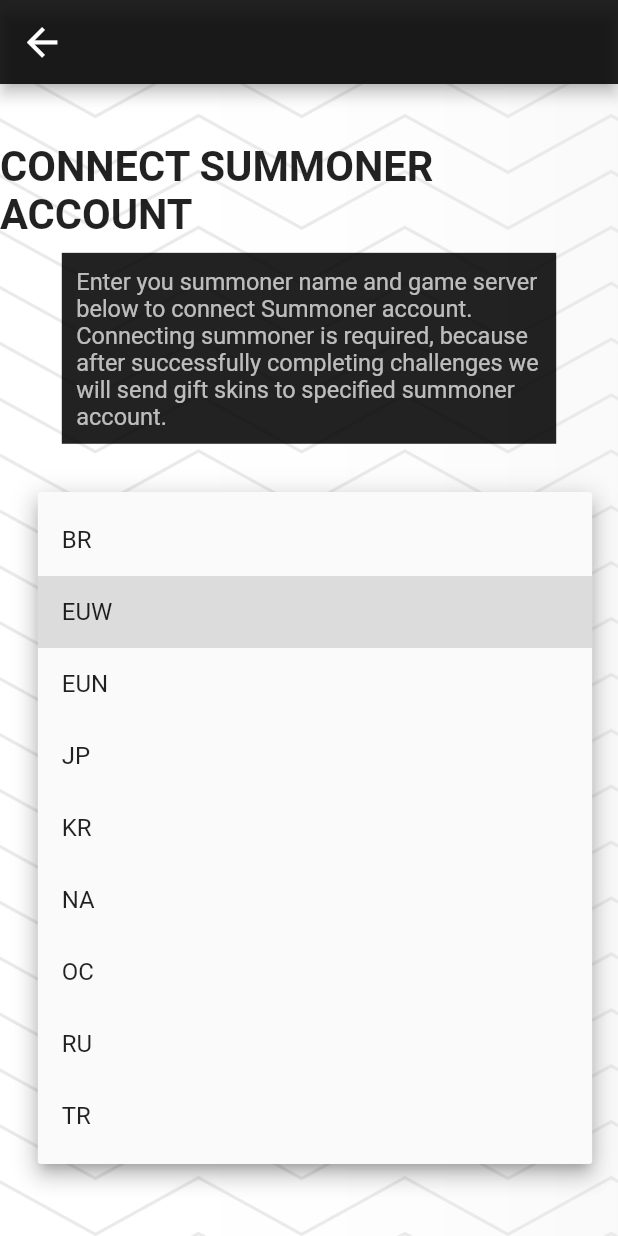
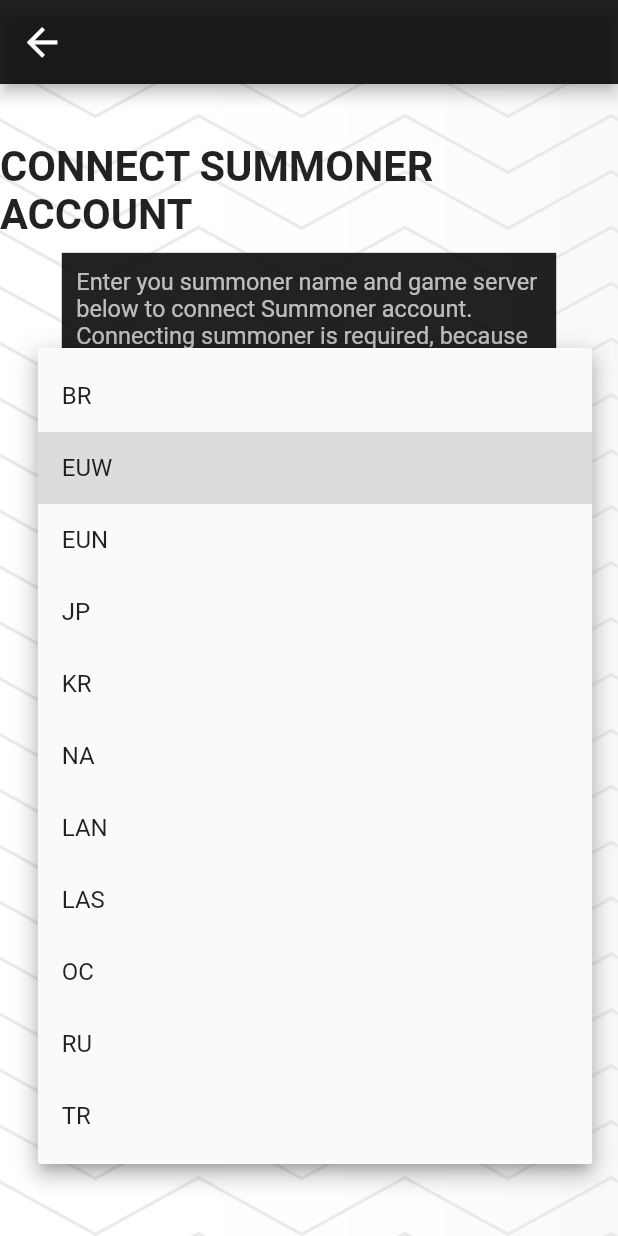
Before and after one commit to razmik-gharibyan/lol_rewarder, a Flutter app: the screen it shows after launch, after a tap on "EUW", on a phone screen of 412 x 824 dp. Run offline on Flutter 3.47's test engine with Material 2 defaults, Android fonts, the phone set to English and light mode, and no system bars; our stand-ins replace firebase_auth, shared_preferences; accounts and stored records are empty.

Commit message:
1.0.0.5 Fixed server tags for LA1 and LA2 (LAN and LAS) for connect account screen

```diff
--- a/lib/model/Summoner.dart
+++ b/lib/model/Summoner.dart
@@ -10,7 +10,7 @@ class Summoner {
   String accountId;
   String name;
   String serverTag;
-  String summonerLevel;
+  int summonerLevel;
 
   Summoner._privateConstructor() {
     this.puuid = null;
--- a/lib/providers/lol_provider.dart
+++ b/lib/providers/lol_provider.dart
@@ -17,8 +17,8 @@ class LoLProvider with ChangeNotifier {
 
   // Constants
   final Map<String,String> _serverTagList = {
-    "BR": "br1", "EUW": "euw1", "EUN": "eun1", "JP": "jp1", "KR": "kr", "LA": "la1",
-    "NA": "na1", "OC": "oc1", "RU": "ru", "TR": "tr1"
+    "BR": "br1", "EUW": "euw1", "EUN": "eun1", "JP": "jp1", "KR": "kr", "LAN": "la1",
+    "LAS" : "la2", "NA": "na1", "OC": "oc1", "RU": "ru", "TR": "tr1"
   };
   final String _summonerNotFoundLoLMsg = "Not Found";
   // Custom Exception constants
--- a/lib/screens/connect_account_screen.dart
+++ b/lib/screens/connect_account_screen.dart
@@ -19,7 +19,7 @@ class _ConnectAccountScreenState extends State<ConnectAccountScreen> {
   final GlobalKey<FormState> _formKey = GlobalKey();
 
   // Constants
-  final List<String> _serverTagList = ["BR","EUW","EUN","JP","KR","NA","OC","RU","TR"];
+  final List<String> _serverTagList = ["BR","EUW","EUN","JP","KR","NA","LAN","LAS","OC","RU","TR"];
   // Custom Exception constants
   final String _summonerNotFoundCustomExceptionMsg = "SUMMONER_NOT_FOUND";
   // Tools
```
